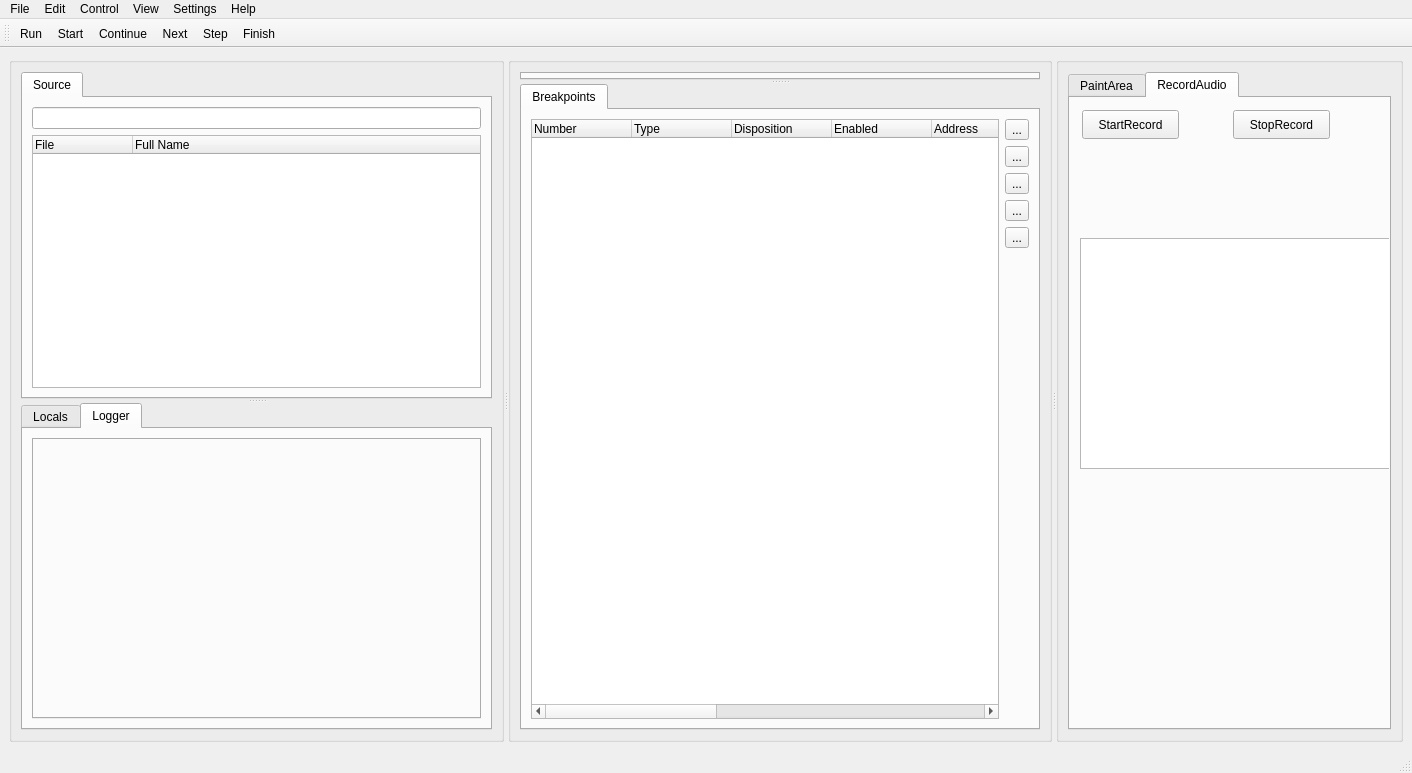
The window that src/mainwindow.ui (guofuwei/Course-Exercise-of-Software-Design) describes before a commit, drawn with Qt 5.
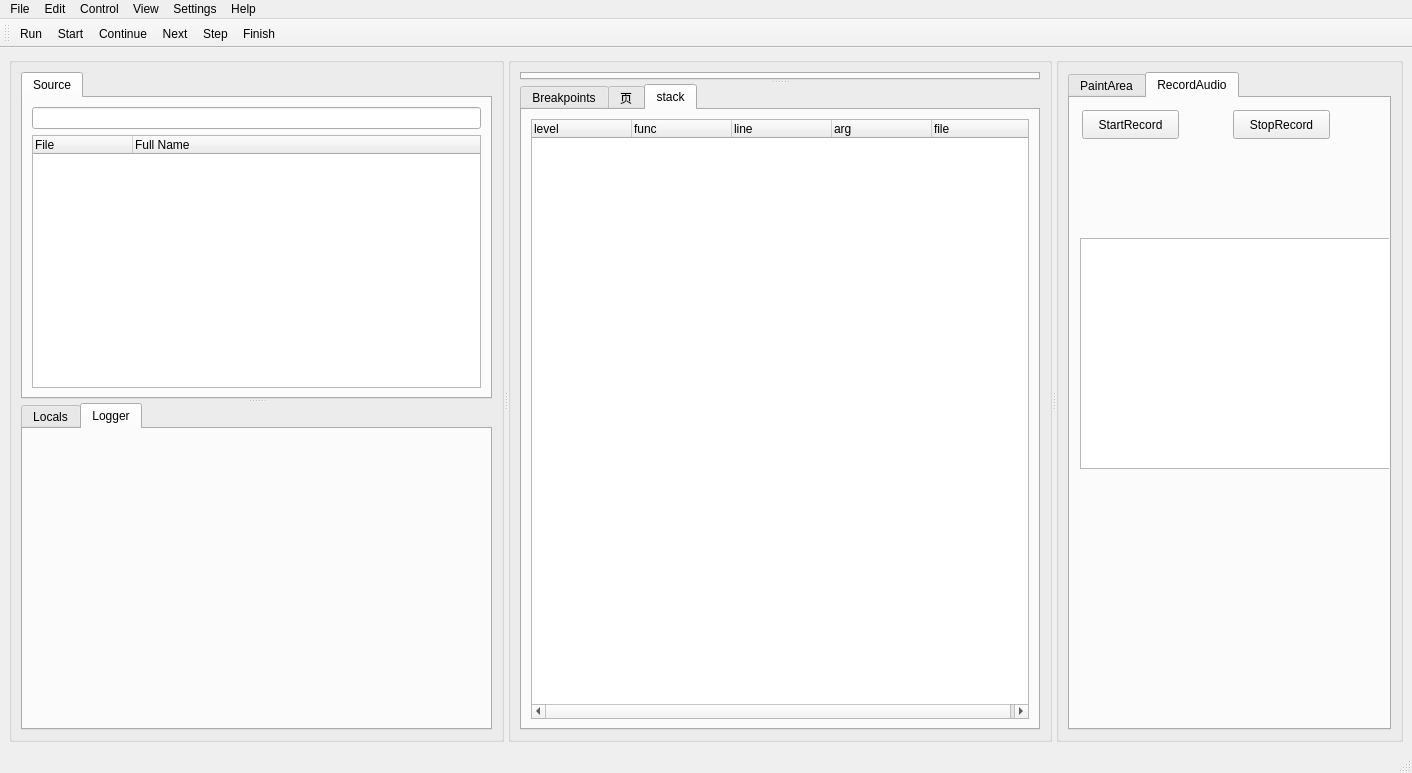
The same window after the commit. The open tabs and pages were chosen to show the change. Icons and pictures are not drawn. Custom widgets are drawn as their Qt base class.

The edit to the form file:
```diff
--- a/src/mainwindow.ui
+++ b/src/mainwindow.ui
@@ -132,15 +132,11 @@
              </item>
             </layout>
            </widget>
-           <widget class="QWidget" name="loggerWidget">
+           <widget class="QWidget" name="loggerWidget1">
             <attribute name="title">
              <string>Logger</string>
             </attribute>
-            <layout class="QGridLayout" name="gridLayout_3">
-             <item row="1" column="0">
-              <widget class="LogDialog" name="LogWidget"/>
-             </item>
-            </layout>
+            <layout class="QGridLayout" name="gridLayout_3"/>
            </widget>
           </widget>
          </widget>
@@ -321,6 +317,68 @@
              </item>
             </layout>
            </widget>
+           <widget class="QWidget" name="loggerWidget">
+            <property name="contextMenuPolicy">
+             <enum>Qt::DefaultContextMenu</enum>
+            </property>
+            <property name="accessibleName">
+             <string>log</string>
+            </property>
+            <property name="accessibleDescription">
+             <string>log</string>
+            </property>
+            <property name="autoFillBackground">
+             <bool>false</bool>
+            </property>
+            <attribute name="title">
+             <string>页</string>
+            </attribute>
+            <layout class="QGridLayout" name="gridLayout_10">
+             <item row="0" column="0">
+              <widget class="LogDialog" name="LogWidget"/>
+             </item>
+            </layout>
+           </widget>
+           <widget class="QWidget" name="stackWidget">
+            <attribute name="title">
+             <string>stack</string>
+            </attribute>
+            <layout class="QGridLayout" name="gridLayout_9">
+             <item row="0" column="0">
+              <layout class="QGridLayout" name="gridLayout_8">
+               <item row="0" column="0">
+                <widget class="QTreeWidget" name="StackTreeWidget">
+                 <column>
+                  <property name="text">
+                   <string>level</string>
+                  </property>
+                 </column>
+                 <column>
+                  <property name="text">
+                   <string>func</string>
+                  </property>
+                 </column>
+                 <column>
+                  <property name="text">
+                   <string>line</string>
+                  </property>
+                 </column>
+                 <column>
+                  <property name="text">
+                   <string>arg</string>
+                  </property>
+                 </column>
+                 <column>
+                  <property name="text">
+                   <string>file</string>
+                  </property>
+                 </column>
+                </widget>
+               </item>
+              </layout>
+             </item>
+            </layout>
+           </widget>
           </widget>
          </widget>
         </item>
```
Left out of the diff: 5 changed lines with no effect on the pictures.
